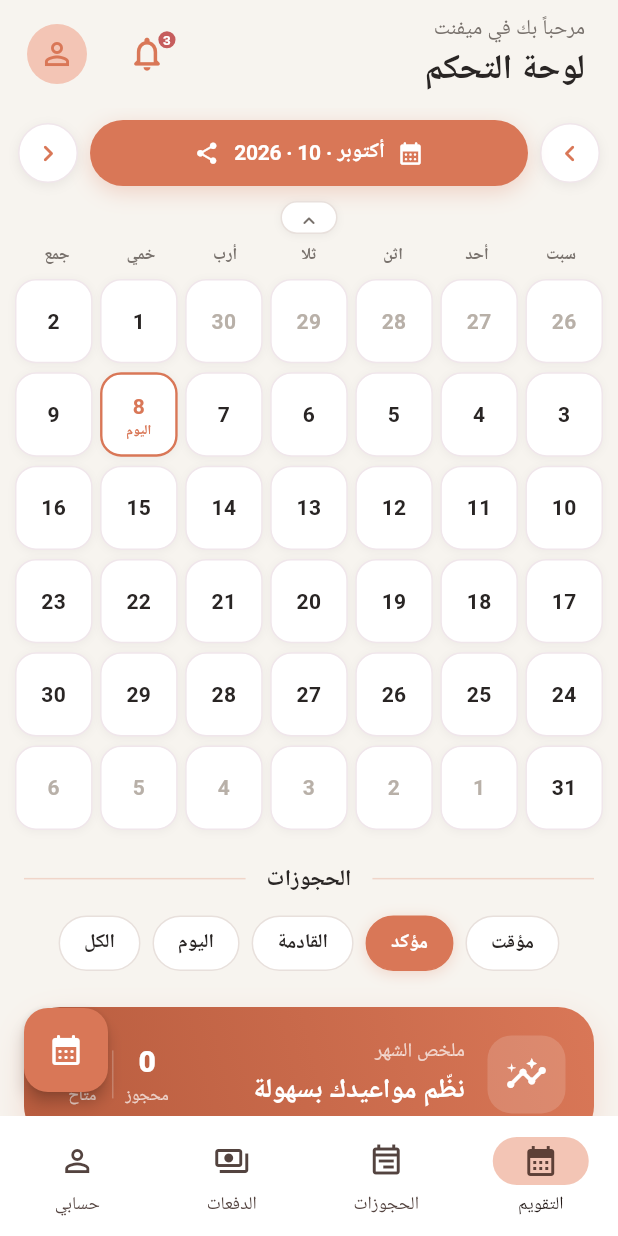
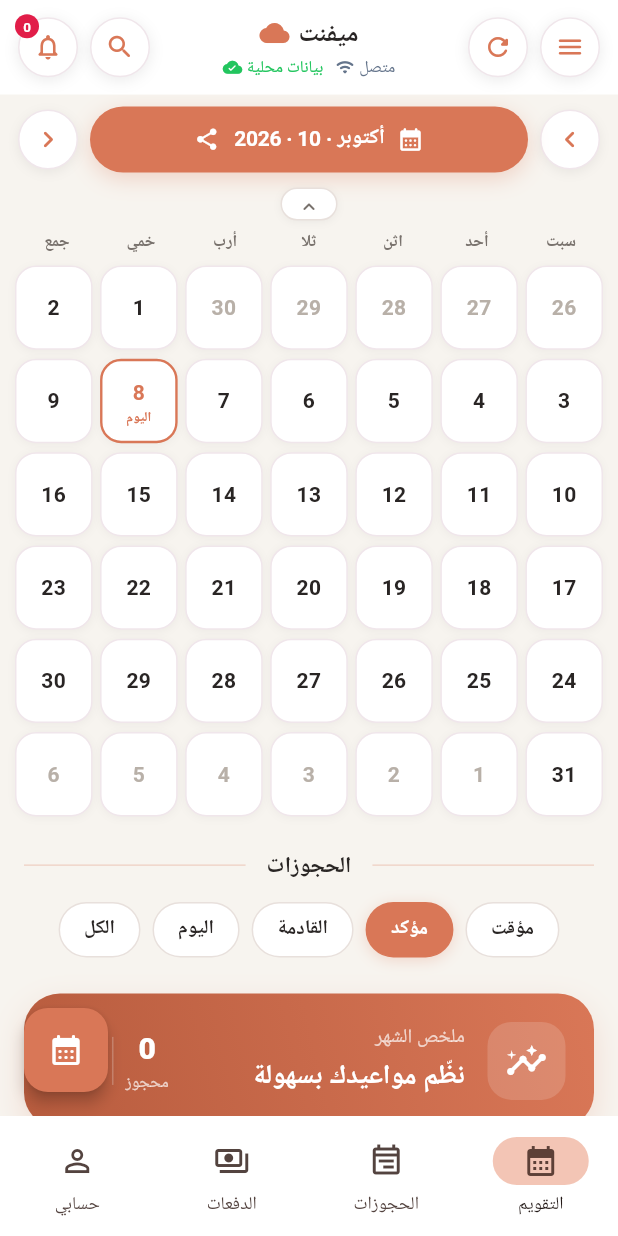
Before and after one commit to KAYANSTOR/Myfnt-app, a Flutter app: the screen it shows after launch, on a phone screen of 412 x 824 dp. Run offline on Flutter 3.47's test engine with Material 3 defaults, Android fonts, the phone set to English and light mode, and no system bars; our stand-ins replace drift, drift_flutter, flutter_riverpod; accounts and stored records are empty; generated files the repository leaves out were written again; Roboto replaces fonts that are missing (Arial).

Commit message:
feat(header): redesign top bar with circular icon buttons matching reference design
- Circular white buttons with soft shadow for notifications, search, refresh, menu
- Center logo + app name + online/local status indicators
- Badge support on notification icon
- Uses project AppColors for consistency

```diff
--- a/lib/features/home/widgets/home_header.dart
+++ b/lib/features/home/widgets/home_header.dart
@@ -2,87 +2,202 @@ import 'package:flutter/material.dart';
 
 import '../../../core/theme/app_theme.dart';
 
-/// رأس الصفحة الرئيسية — const لأنه لا يتغير أبداً
+/// الشريط العلوي — تصميم مطابق للمرجع (أزرار دائرية + حالة الاتصال)
 class HomeHeader extends StatelessWidget {
   const HomeHeader({super.key});
 
   @override
   Widget build(BuildContext context) {
-    return AppBar(
-      toolbarHeight: 76,
-      titleSpacing: 22,
-      title: const Column(
-        crossAxisAlignment: CrossAxisAlignment.start,
+    return Container(
+      color: Colors.white,
+      padding: const EdgeInsets.fromLTRB(12, 10, 12, 10),
+      child: SafeArea(
+        bottom: false,
+        child: Directionality(
+          textDirection: TextDirection.ltr,
+          child: Row(
             children: [
-          Text(
-            'مرحباً بك في ميفنت',
+              // الأيقونات اليسرى: إشعارات + بحث
+              _CircleIconButton(
+                icon: Icons.notifications_none_rounded,
+                badgeCount: 0,
+                onTap: () {
+                  ScaffoldMessenger.of(context).showSnackBar(
+                    const SnackBar(content: Text('لا توجد إشعارات جديدة')),
+                  );
+                },
+              ),
+              const SizedBox(width: 8),
+              _CircleIconButton(
+                icon: Icons.search_rounded,
+                onTap: () {
+                  ScaffoldMessenger.of(context).showSnackBar(
+                    const SnackBar(content: Text('البحث سيُفعّل لاحقًا')),
+                  );
+                },
+              ),
+
+              // العنوان في الوسط
+              Expanded(
+                child: Column(
+                  mainAxisSize: MainAxisSize.min,
+                  children: [
+                    Row(
+                      mainAxisAlignment: MainAxisAlignment.center,
+                      mainAxisSize: MainAxisSize.min,
+                      children: [
+                        Icon(
+                          Icons.cloud_rounded,
+                          size: 20,
+                          color: AppColors.primary,
+                        ),
+                        const SizedBox(width: 6),
+                        const Text(
+                          'ميفنت',
                           style: TextStyle(
-              fontSize: 14,
-              color: AppColors.textMid,
-              fontWeight: FontWeight.w500,
-            ),
-          ),
-          SizedBox(height: 3),
-          Text(
-            'لوحة التحكم',
-            style: TextStyle(
-              fontSize: 23,
-              fontWeight: FontWeight.w800,
+                            fontSize: 17,
+                            fontWeight: FontWeight.w700,
                             color: AppColors.textDark,
+                            letterSpacing: -0.2,
                           ),
                         ),
                       ],
                     ),
-      actions: const [
-        _NotificationIcon(),
-        Padding(
-          padding: EdgeInsets.only(left: 18, right: 16),
-          child: CircleAvatar(
-            radius: 20,
-            backgroundColor: AppColors.primaryLight,
-            child: Icon(Icons.person_outline, color: AppColors.primary),
+                    const SizedBox(height: 3),
+                    const Row(
+                      mainAxisAlignment: MainAxisAlignment.center,
+                      mainAxisSize: MainAxisSize.min,
+                      children: [
+                        Icon(
+                          Icons.cloud_done_rounded,
+                          size: 13,
+                          color: Color(0xFF22C55E),
+                        ),
+                        SizedBox(width: 3),
+                        Text(
+                          'بيانات محلية',
+                          style: TextStyle(
+                            fontSize: 11,
+                            fontWeight: FontWeight.w500,
+                            color: Color(0xFF22C55E),
+                          ),
+                        ),
+                        SizedBox(width: 8),
+                        Icon(
+                          Icons.wifi_rounded,
+                          size: 13,
+                          color: Color(0xFF64748B),
+                        ),
+                        SizedBox(width: 3),
+                        Text(
+                          'متصل',
+                          style: TextStyle(
+                            fontSize: 11,
+                            fontWeight: FontWeight.w500,
+                            color: Color(0xFF64748B),
                           ),
                         ),
                       ],
+                    ),
+                  ],
+                ),
+              ),
+
+              // الأيقونات اليمنى: تحديث + قائمة
+              _CircleIconButton(
+                icon: Icons.refresh_rounded,
+                onTap: () {
+                  ScaffoldMessenger.of(context).showSnackBar(
+                    const SnackBar(content: Text('جاري التحديث...')),
+                  );
+                },
+              ),
+              const SizedBox(width: 8),
+              _CircleIconButton(
+                icon: Icons.menu_rounded,
+                onTap: () {
+                  ScaffoldMessenger.of(context).showSnackBar(
+                    const SnackBar(content: Text('القائمة ستُفعّل لاحقًا')),
+                  );
+                },
+              ),
+            ],
+          ),
+        ),
+      ),
     );
   }
 }
 
-class _NotificationIcon extends StatelessWidget {
-  const _NotificationIcon();
+/// زر دائري أبيض بأيقونة — مطابق للتصميم المرجعي
+class _CircleIconButton extends StatelessWidget {
+  const _CircleIconButton({
+    required this.icon,
+    required this.onTap,
+    this.badgeCount,
+  });
+
+  final IconData icon;
+  final VoidCallback onTap;
+  final int? badgeCount;
 
   @override
   Widget build(BuildContext context) {
-    return Stack(
+    return GestureDetector(
+      onTap: onTap,
+      behavior: HitTestBehavior.opaque,
+      child: Stack(
+        clipBehavior: Clip.none,
         children: [
-        IconButton(
-          onPressed: () {},
-          icon: const Icon(
-            Icons.notifications_none_rounded,
-            size: 27,
+          Container(
+            width: 40,
+            height: 40,
+            decoration: BoxDecoration(
+              color: Colors.white,
+              shape: BoxShape.circle,
+              boxShadow: [
+                BoxShadow(
+                  color: Colors.black.withValues(alpha: 0.08),
+                  blurRadius: 8,
+                  offset: const Offset(0, 2),
+                ),
+              ],
+              border: Border.all(
+                color: const Color(0xFFF0E6EB),
+                width: 1,
+              ),
+            ),
+            child: Icon(
+              icon,
+              size: 20,
               color: AppColors.primary,
             ),
           ),
+          if (badgeCount != null)
             Positioned(
-          top: 5,
-          right: 5,
+              top: -2,
+              left: -2,
               child: Container(
-            padding: const EdgeInsets.all(3),
+                width: 16,
+                height: 16,
                 decoration: const BoxDecoration(
-              color: AppColors.error,
+                  color: Color(0xFFE11D48),
                   shape: BoxShape.circle,
                 ),
-            child: const Text(
-              '3',
-              style: TextStyle(
+                alignment: Alignment.center,
+                child: Text(
+                  '$badgeCount',
+                  style: const TextStyle(
                     color: Colors.white,
                     fontSize: 9,
-                fontWeight: FontWeight.bold,
+                    fontWeight: FontWeight.w700,
+                    height: 1,
                   ),
                 ),
               ),
             ),
         ],
+      ),
     );
   }
 }
```
Lines whose indentation alone changed are shown as unchanged.
